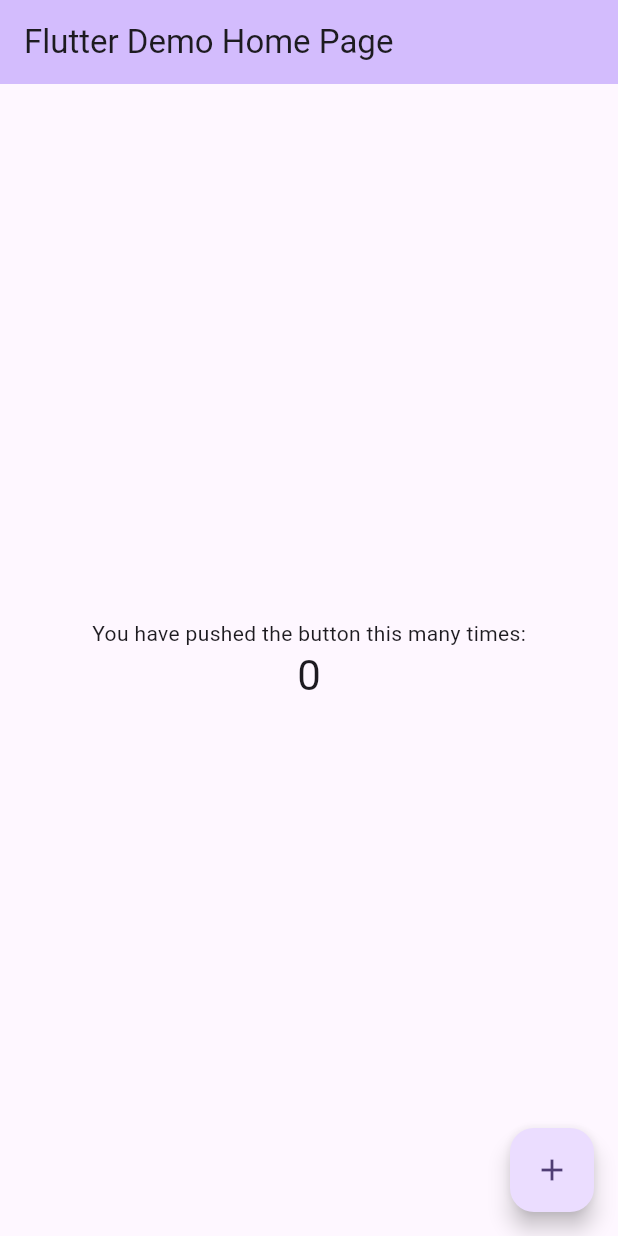
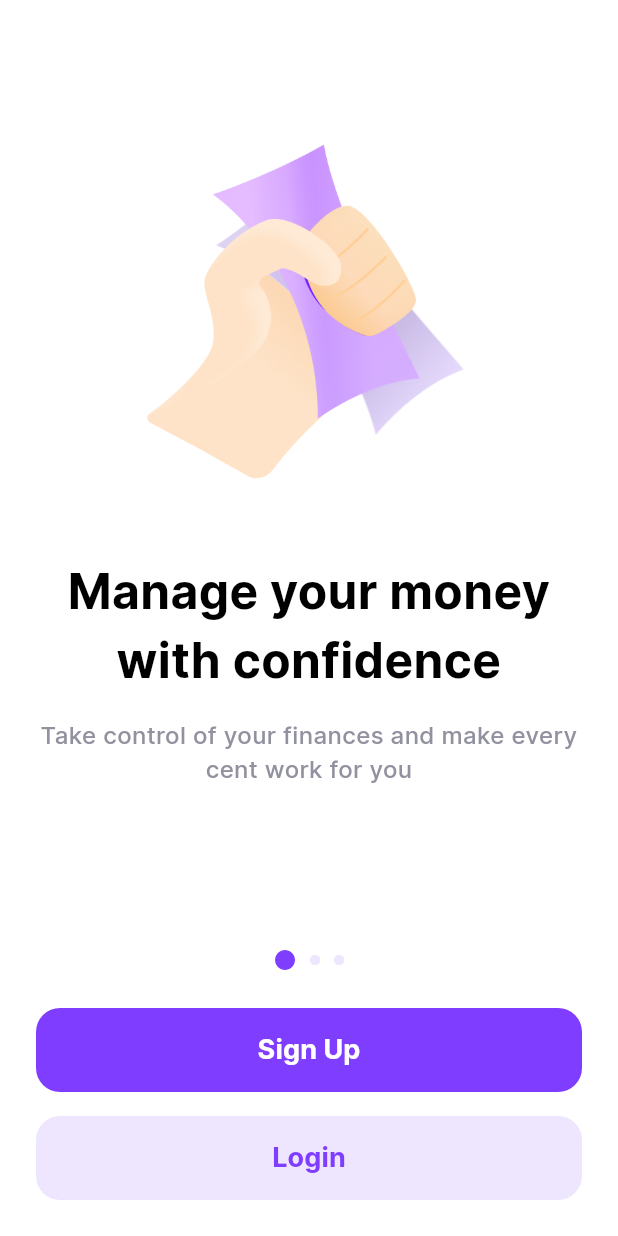
Before and after one commit to mboto-julius/fintrack, a Flutter app: the screen it shows after launch, on a phone screen of 412 x 824 dp. Run offline on Flutter 3.47's test engine with Material 3 defaults, Android fonts, the light colour scheme and no system bars.

Commit message:
feat: onboarding screen

```diff
--- a/lib/main.dart
+++ b/lib/main.dart
@@ -1,3 +1,8 @@
+import 'package:fintrack/resources/app_colours.dart';
+import 'package:fintrack/resources/app_routes.dart';
+import 'package:fintrack/resources/app_strings.dart';
+import 'package:fintrack/views/onboarding/splash.dart';
+import 'package:fintrack/views/onboarding/walkthrough.dart';
 import 'package:flutter/material.dart';
 
 void main() {
@@ -7,116 +12,20 @@ void main() {
 class MyApp extends StatelessWidget {
   const MyApp({super.key});
 
-  // This widget is the root of your application.
   @override
   Widget build(BuildContext context) {
     return MaterialApp(
-      title: 'Flutter Demo',
+      title: AppStrings.appName,
       theme: ThemeData(
-        // This is the theme of your application.
-        //
-        // TRY THIS: Try running your application with "flutter run". You'll see
-        // the application has a purple toolbar. Then, without quitting the app,
-        // try changing the seedColor in the colorScheme below to Colors.green
-        // and then invoke "hot reload" (save your changes or press the "hot
-        // reload" button in a Flutter-supported IDE, or press "r" if you used
-        // the command line to start the app).
-        //
-        // Notice that the counter didn't reset back to zero; the application
-        // state is not lost during the reload. To reset the state, use hot
-        // restart instead.
-        //
-        // This works for code too, not just values: Most code changes can be
-        // tested with just a hot reload.
-        colorScheme: ColorScheme.fromSeed(seedColor: Colors.deepPurple),
+        colorScheme: ColorScheme.fromSeed(seedColor: AppColours.primaryColour),
+        useMaterial3: true,
+        fontFamily: 'Inter',
       ),
-      home: const MyHomePage(title: 'Flutter Demo Home Page'),
+      initialRoute: AppRoutes.splash,
+      routes: {
+        AppRoutes.splash: (context) => const SplashScreen(),
+        AppRoutes.walkthrough: (context) => const WalkthroughScreen(),
+      },
     );
   }
 }
-
-class MyHomePage extends StatefulWidget {
-  const MyHomePage({super.key, required this.title});
-
-  // This widget is the home page of your application. It is stateful, meaning
-  // that it has a State object (defined below) that contains fields that affect
-  // how it looks.
-
-  // This class is the configuration for the state. It holds the values (in this
-  // case the title) provided by the parent (in this case the App widget) and
-  // used by the build method of the State. Fields in a Widget subclass are
-  // always marked "final".
-
-  final String title;
-
-  @override
-  State<MyHomePage> createState() => _MyHomePageState();
-}
-
-class _MyHomePageState extends State<MyHomePage> {
-  int _counter = 0;
-
-  void _incrementCounter() {
-    setState(() {
-      // This call to setState tells the Flutter framework that something has
-      // changed in this State, which causes it to rerun the build method below
-      // so that the display can reflect the updated values. If we changed
-      // _counter without calling setState(), then the build method would not be
-      // called again, and so nothing would appear to happen.
-      _counter++;
-    });
-  }
-
-  @override
-  Widget build(BuildContext context) {
-    // This method is rerun every time setState is called, for instance as done
-    // by the _incrementCounter method above.
-    //
-    // The Flutter framework has been optimized to make rerunning build methods
-    // fast, so that you can just rebuild anything that needs updating rather
-    // than having to individually change instances of widgets.
-    return Scaffold(
-      appBar: AppBar(
-        // TRY THIS: Try changing the color here to a specific color (to
-        // Colors.amber, perhaps?) and trigger a hot reload to see the AppBar
-        // change color while the other colors stay the same.
-        backgroundColor: Theme.of(context).colorScheme.inversePrimary,
-        // Here we take the value from the MyHomePage object that was created by
-        // the App.build method, and use it to set our appbar title.
-        title: Text(widget.title),
-      ),
-      body: Center(
-        // Center is a layout widget. It takes a single child and positions it
-        // in the middle of the parent.
-        child: Column(
-          // Column is also a layout widget. It takes a list of children and
-          // arranges them vertically. By default, it sizes itself to fit its
-          // children horizontally, and tries to be as tall as its parent.
-          //
-          // Column has various properties to control how it sizes itself and
-          // how it positions its children. Here we use mainAxisAlignment to
-          // center the children vertically; the main axis here is the vertical
-          // axis because Columns are vertical (the cross axis would be
-          // horizontal).
-          //
-          // TRY THIS: Invoke "debug painting" (choose the "Toggle Debug Paint"
-          // action in the IDE, or press "p" in the console), to see the
-          // wireframe for each widget.
-          mainAxisAlignment: MainAxisAlignment.center,
-          children: <Widget>[
-            const Text('You have pushed the button this many times:'),
-            Text(
-              '$_counter',
-              style: Theme.of(context).textTheme.headlineMedium,
-            ),
-          ],
-        ),
-      ),
-      floatingActionButton: FloatingActionButton(
-        onPressed: _incrementCounter,
-        tooltip: 'Increment',
-        child: const Icon(Icons.add),
-      ), // This trailing comma makes auto-formatting nicer for build methods.
-    );
-  }
-}
--- /dev/null
+++ b/lib/models/slides.dart
@@ -0,0 +1,7 @@
+class SlideModel {
+  late String title;
+  late String description;
+  late String image;
+
+  SlideModel(this.title, this.description, this.image);
+}
--- /dev/null
+++ b/lib/resources/app_colours.dart
@@ -0,0 +1,9 @@
+import 'dart:ui';
+
+class AppColours {
+  static Color primaryColour = const Color(0xFF7F3DFF);
+  static Color primaryColourLight = const Color(0xFFEEE5FF);
+  static Color bgColour = const Color(0xFFFFFFFF);
+  static Color light20 = const Color(0xFF91919F);
+  static Color inputBg = const Color(0xFFE0E2E9);
+}
--- /dev/null
+++ b/lib/resources/app_routes.dart
@@ -0,0 +1,4 @@
+class AppRoutes {
+  static String splash = '/';
+  static String walkthrough = '/walkthrough';
+}
--- /dev/null
+++ b/lib/resources/app_strings.dart
@@ -0,0 +1,61 @@
+class AppStrings {
+  static String appName = 'FinTRACK';
+  static String walkthroughTitle1 = 'Manage your money with confidence';
+  static String walkthroughDescription1 =
+      'Take control of your finances and make every cent work for you';
+  static String walkthroughTitle2 = 'Know where your money goes';
+  static String walkthroughDescription2 =
+      'Track your transaction easily, with categories and financial report';
+  static String walkthroughTitle3 = 'Planning ahead';
+  static String walkthroughDescription3 =
+      'Setup your budget for each category so you in control';
+  static String signUp = 'Sign Up';
+  static String signUpWithGoogle = 'Sign Up with Google';
+  static String login = 'Login';
+  static String continueText = 'Continue';
+  static String logout = 'Logout';
+  static String verification = 'Verification';
+  static String verificationCode = 'Verification Code';
+  static String verify = 'Verify';
+  static String name = 'Name';
+  static String emailAddress = 'E-mail Address';
+  static String password = 'Password';
+  static String passwordsDoNotMatch = 'Passwords do not match!';
+  static String newPassword = 'New Password';
+  static String retypeNewPassword = 'Retype New Password';
+  static String agreeText = 'By signing up, you agree to the';
+  static String termsAndPrivacy = 'Terms of Service and Privacy Policy';
+  static String orWith = 'Or with';
+  static String alreadyHaveAnAccount = 'Already have an account?';
+  static String dontHaveAnAccountYet = 'Don’t have an account yet?';
+  static String inputIsRequired = ':input is required';
+  static String anErrorOccurredTryAgain = 'Oops! an error occurred, try again';
+  static String noInternetAccess =
+      'Sorry! you need an active internet connection';
+  static String enterYourVerificationCode = 'Enter your Verification Code';
+  static String verificationCodeHint1 =
+      'We have sent a verification code to your email';
+  static String verificationCodeHint2 = 'You can check your inbox.';
+  static String resendVerificationCodeHint =
+      'Did not receive the code? Send again';
+  static String notUserLogout = 'Not :user? Logout';
+  static String forgotPassword = 'Forgot Password?';
+  static String forgotPasswordTitle = 'Forgot Password';
+  static String forgotPasswordHint =
+      'Don’t worry. Enter your email and we\'ll send you an OTP to reset your password.';
+  static String yourEmailIsOnTheWay = 'Your email is on the way';
+  static String yourEmailIsOnTheWayHint =
+      'Check your email :email and follow the instructions to reset your password using the verification code';
+  static String resetPassword = 'Reset Password';
+  static String letSetupYourPin = 'Let\'s setup your PIN';
+  static String retypeYourPinAgain = 'Retype your PIN';
+  static String pinsDoNotMatch = 'PINs do not match!';
+  static String letsSetupYourAccount = 'Let\'s setup your account!';
+  static String letsSetupYourAccountHint =
+      'Account can be your bank, credit card or your wallet.';
+  static String addNewAccount = 'Add New Account';
+  static String balance = 'Balance';
+  static String currency = 'Currency';
+  static String accountType = 'Account Type';
+  static String youAreSet = 'You are set!';
+}
--- /dev/null
+++ b/lib/resources/app_styles.dart
@@ -0,0 +1,23 @@
+import 'package:flutter/material.dart';
+
+class AppStyles {
+  static TextStyle titleX({double size = 64, Color color = Colors.black}) {
+    return TextStyle(color: color, fontSize: size, fontWeight: FontWeight.bold);
+  }
+
+  static TextStyle title1({double size = 32, Color color = Colors.black}) {
+    return TextStyle(color: color, fontSize: size, fontWeight: FontWeight.bold);
+  }
+
+  static TextStyle title3({double size = 18, Color color = Colors.black}) {
+    return TextStyle(color: color, fontSize: size, fontWeight: FontWeight.w600);
+  }
+
+  static TextStyle regular1({
+    double size = 16,
+    Color color = Colors.black,
+    FontWeight weight = FontWeight.normal,
+  }) {
+    return TextStyle(color: color, fontSize: size, fontWeight: weight);
+  }
+}
--- /dev/null
+++ b/lib/views/components/ui/button.dart
@@ -0,0 +1,53 @@
+import 'package:fintrack/resources/app_colours.dart';
+import 'package:fintrack/resources/app_styles.dart';
+import 'package:flutter/material.dart';
+
+class ButtonComponent extends StatefulWidget {
+  final String label;
+  final Widget? icon;
+  final double? width;
+  final ButtonType? type;
+
+  const ButtonComponent({
+    super.key,
+    required this.label,
+    this.icon,
+    this.type,
+    this.width,
+  });
+
+  @override
+  State<ButtonComponent> createState() => _ButtonComponentState();
+}
+
+class _ButtonComponentState extends State<ButtonComponent> {
+  @override
+  Widget build(BuildContext context) {
+    return SizedBox(
+      width: widget.width ?? MediaQuery.of(context).size.width,
+      height: 56,
+      child: ElevatedButton(
+        onPressed: () {},
+        style: ElevatedButton.styleFrom(
+          elevation: 0,
+          shape: RoundedRectangleBorder(
+            borderRadius: BorderRadius.circular(16),
+          ),
+          backgroundColor: widget.type == ButtonType.secondary
+              ? AppColours.primaryColourLight
+              : AppColours.primaryColour,
+        ),
+        child: Text(
+          widget.label,
+          style: AppStyles.title3(
+            color: widget.type == ButtonType.secondary
+                ? AppColours.primaryColour
+                : Colors.white,
+          ),
+        ),
+      ),
+    );
+  }
+}
+
+enum ButtonType { primary, secondary }
--- /dev/null
+++ b/lib/views/onboarding/splash.dart
@@ -0,0 +1,41 @@
+import 'package:fintrack/resources/app_colours.dart';
+import 'package:fintrack/resources/app_routes.dart';
+import 'package:fintrack/resources/app_strings.dart';
+import 'package:fintrack/resources/app_styles.dart';
+import 'package:flutter/material.dart';
+import 'dart:async';
+
+class SplashScreen extends StatefulWidget {
+  const SplashScreen({super.key});
+
+  @override
+  State<SplashScreen> createState() => _SplashScreenState();
+}
+
+class _SplashScreenState extends State<SplashScreen> {
+  @override
+  Widget build(BuildContext context) {
+    return Scaffold(
+      backgroundColor: AppColours.primaryColour,
+      body: Center(
+        child: Text(
+          AppStrings.appName,
+          style: AppStyles.titleX(size: 40, color: Colors.white),
+        ),
+      ),
+    );
+  }
+
+  @override
+  void initState() {
+    initApp();
+    super.initState();
+  }
+
+  void initApp() {
+    Timer(const Duration(seconds: 5), () {
+      if (!mounted) return;
+      Navigator.pushReplacementNamed(context, AppRoutes.walkthrough);
+    });
+  }
+}
--- /dev/null
+++ b/lib/views/onboarding/walkthrough.dart
@@ -0,0 +1,134 @@
+import 'package:fintrack/models/slides.dart';
+import 'package:fintrack/resources/app_colours.dart';
+import 'package:fintrack/resources/app_strings.dart';
+import 'package:fintrack/resources/app_styles.dart';
+import 'package:fintrack/views/components/ui/button.dart';
+import 'package:flutter/material.dart';
+
+class WalkthroughScreen extends StatefulWidget {
+  const WalkthroughScreen({super.key});
+
+  @override
+  State<WalkthroughScreen> createState() => _WalkthroughScreenState();
+}
+
+class _WalkthroughScreenState extends State<WalkthroughScreen> {
+  PageController pageController = PageController();
+  List<SlideModel> slides = [
+    SlideModel(
+      AppStrings.walkthroughTitle1,
+      AppStrings.walkthroughDescription1,
+      "assets/images/walkthrough1.png",
+    ),
+    SlideModel(
+      AppStrings.walkthroughTitle2,
+      AppStrings.walkthroughDescription2,
+      "assets/images/walkthrough2.png",
+    ),
+    SlideModel(
+      AppStrings.walkthroughTitle3,
+      AppStrings.walkthroughDescription3,
+      "assets/images/walkthrough3.png",
+    ),
+  ];
+
+  int currentPage = 0;
+
+  @override
+  Widget build(BuildContext context) {
+    return Scaffold(
+      backgroundColor: AppColours.bgColour,
+      body: Column(
+        mainAxisAlignment: MainAxisAlignment.center,
+        crossAxisAlignment: CrossAxisAlignment.center,
+        children: [
+          Expanded(child: pages()),
+          const SizedBox(height: 24),
+          Padding(
+            padding: const EdgeInsets.all(24),
+            child: Column(
+              children: [indicators(), const SizedBox(height: 24), buttons()],
+            ),
+          ),
+        ],
+      ),
+    );
+  }
+
+  Widget indicators() {
+    return Row(
+      mainAxisAlignment: MainAxisAlignment.center,
+      crossAxisAlignment: CrossAxisAlignment.center,
+      children: [
+        for (int i = 0; i < slides.length; i++) ...[
+          InkWell(
+            onTap: () => {
+              if (i != currentPage)
+                pageController.animateToPage(
+                  1,
+                  duration: const Duration(milliseconds: 500),
+                  curve: Curves.easeInOut,
+                ),
+            },
+            child: Icon(
+              Icons.circle,
+              size: currentPage == i ? 16 : 8,
+              color: currentPage == i
+                  ? AppColours.primaryColour
+                  : AppColours.primaryColourLight,
+            ),
+          ),
+          if (i < slides.length - 1) const SizedBox(width: 8),
+        ],
+      ],
+    );
+  }
+
+  Widget buttons() {
+    return Column(
+      children: [
+        ButtonComponent(label: AppStrings.signUp),
+        const SizedBox(height: 16),
+        ButtonComponent(type: ButtonType.secondary, label: AppStrings.login),
+      ],
+    );
+  }
+
+  Widget pages() {
+    return PageView.builder(
+      itemBuilder: (context, index) {
+        return ListView(
+          padding: EdgeInsets.all(24),
+          shrinkWrap: true,
+          children: [
+            const SizedBox(height: 48),
+            Center(
+              child: Image.asset(
+                slides[index].image,
+                width: MediaQuery.of(context).size.width / 1.5,
+              ),
+            ),
+            const SizedBox(height: 24),
+            Text(
+              slides[index].title,
+              style: AppStyles.title1(),
+              textAlign: TextAlign.center,
+            ),
+            const SizedBox(height: 16),
+            Text(
+              slides[index].description,
+              style: AppStyles.regular1(
+                color: AppColours.light20,
+                weight: FontWeight.w500,
+              ),
+              textAlign: TextAlign.center,
+            ),
+          ],
+        );
+      },
+      controller: pageController,
+      itemCount: slides.length,
+      onPageChanged: (index) => setState(() => currentPage = index),
+    );
+  }
+}
```
Also changed, not shown: pubspec.yaml (+9 -9 lines), assets/fonts/Inter-Bold.ttf (added), assets/fonts/Inter-Medium.ttf (added), assets/fonts/Inter-Regular.ttf (added), assets/fonts/Inter-SemiBold.ttf (added), assets/images/email.png (added), assets/images/google.png (added), assets/images/success.png (added), assets/images/walkthrough1.png (added), assets/images/walkthrough2.png (added), assets/images/walkthrough3.png (added).
